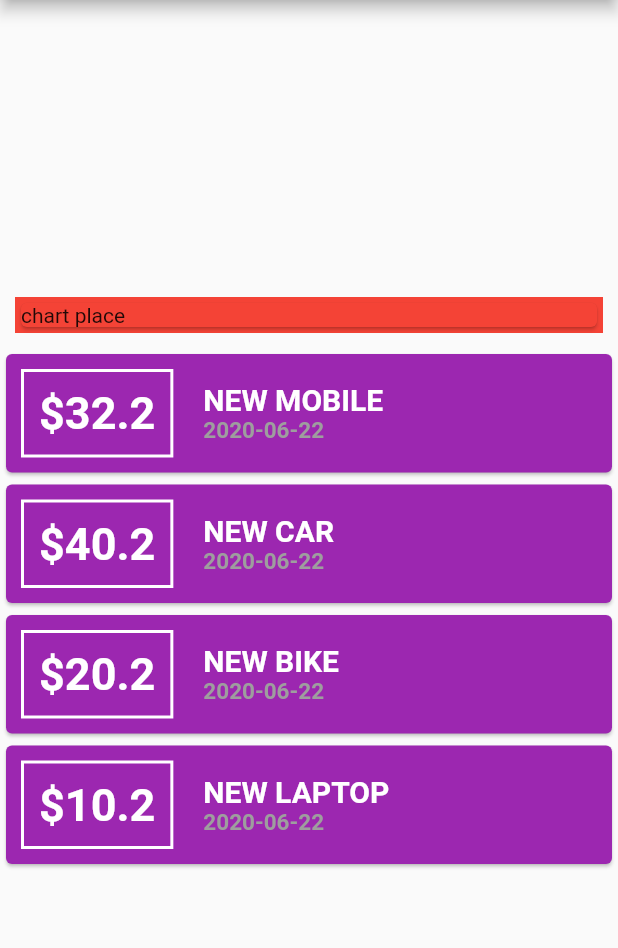
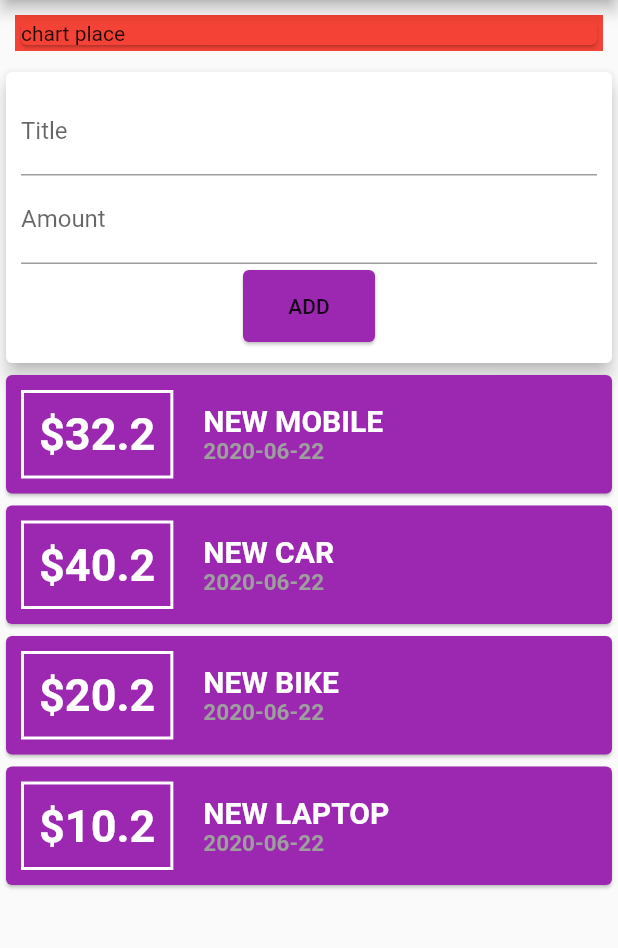
Before and after one commit to dihsarjr/ExpenseTracker, a Flutter app: the screen it shows after launch, on a phone screen of 412 x 824 dp, the part 84-1032 px from its top. Run offline on Flutter 3.47's test engine with Material 2 defaults, Android fonts, the phone set to English and light mode, and no system bars.

Commit message:
textFieldDone

```diff
--- a/lib/main.dart
+++ b/lib/main.dart
@@ -43,6 +43,10 @@ class HomePage extends StatelessWidget {
       date: DateTime.now(),
     ),
   ];
+
+  final titleControl = TextEditingController();
+  final amountControl = TextEditingController();
+
   @override
   Widget build(BuildContext context) {
     return Scaffold(
@@ -56,8 +60,6 @@ class HomePage extends StatelessWidget {
         ),
       ),
       body: Column(
-        mainAxisAlignment: MainAxisAlignment.center,
-        crossAxisAlignment: CrossAxisAlignment.center,
         children: <Widget>[
           Container(
             margin: EdgeInsets.all(10),
@@ -66,6 +68,37 @@ class HomePage extends StatelessWidget {
             child: Card(
               color: Colors.red,
               child: Text('chart place'),
+            ),
+          ),
+          Card(
+            elevation: 5,
+            child: Container(
+              margin: EdgeInsets.all(10),
+              child: Column(
+                children: <Widget>[
+                  TextField(
+                    decoration: InputDecoration(labelText: 'Title'),
+                    controller: titleControl,
+                  ),
+                  TextField(
+                    decoration: InputDecoration(labelText: 'Amount'),
+                    controller: amountControl,
+                  ),
+                  Card(
+                    color: Colors.purple,
+                    child: FlatButton(
+                      child: Container(
+                        padding: EdgeInsets.all(10),
+                        child: Text('ADD'),
+                      ),
+                      onPressed: () {
+                        print(titleControl);
+                        print(amountControl);
+                      },
+                    ),
+                  ),
+                ],
+              ),
             ),
           ),
           Column(
```
